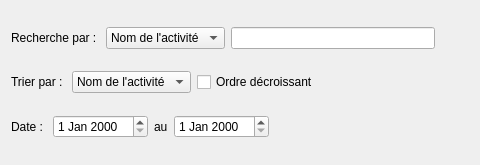
The window that GUI/CentralWidget/widget_activite.ui (samueldrouin/PyGuide) describes before a commit, drawn with Qt 5; both pictures show x 0 to 480 and y 0 to 165 of the 752 by 165 pixel window.
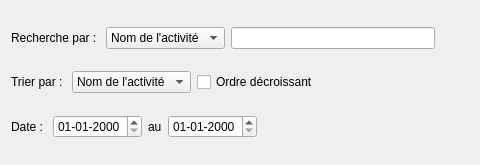
The same window after the commit.

Commit message: Updated date format to dd-MM-yyyy and time to hh:mm

```diff
--- a/GUI/CentralWidget/widget_activite.ui
+++ b/GUI/CentralWidget/widget_activite.ui
@@ -162,7 +162,11 @@
       </widget>
      </item>
      <item>
-      <widget class="QDateEdit" name="ded_start"/>
+      <widget class="QDateEdit" name="ded_start">
+       <property name="displayFormat">
+        <string notr="true">dd-MM-yyyy</string>
+       </property>
+      </widget>
      </item>
      <item>
       <widget class="QLabel" name="label_4">
@@ -172,7 +176,11 @@
       </widget>
      </item>
      <item>
-      <widget class="QDateEdit" name="ded_end"/>
+      <widget class="QDateEdit" name="ded_end">
+       <property name="displayFormat">
+        <string notr="true">dd-MM-yyyy</string>
+       </property>
+      </widget>
      </item>
      <item>
       <spacer name="horizontalSpacer_2">
```
The commit also changes 2 other files.
